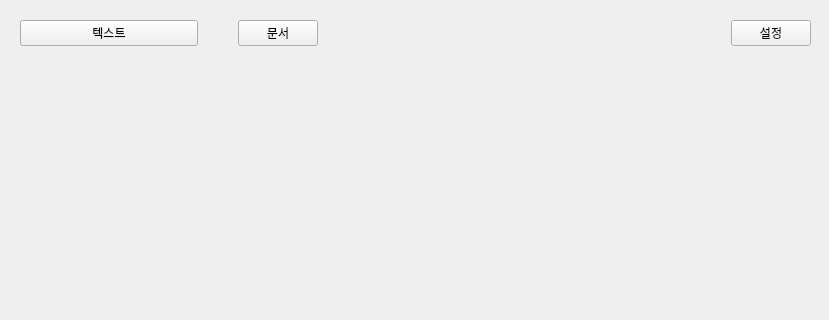
Above: src/Widgets/FinTranslatorMainWidget.ui from KimYubin/SolTranslator before the change; both pictures show x 0 to 829 and y 0 to 320 of the 829 by 530 pixel window. Below: the same form after it.
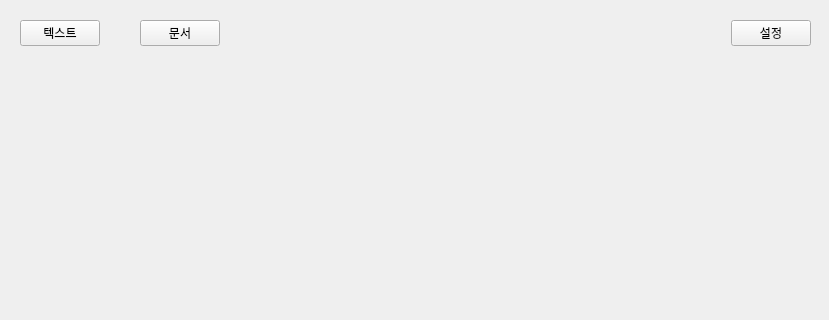
That is the form after the change.

What changed in the file:
```diff
--- a/src/Widgets/FinTranslatorMainWidget.ui
+++ b/src/Widgets/FinTranslatorMainWidget.ui
@@ -45,7 +45,7 @@
      <number>10</number>
     </property>
     <item row="0" column="0">
-     <layout class="QHBoxLayout" name="topMenuLayout">
+     <layout class="QHBoxLayout" name="topMenuLayout" stretch="0,1">
       <property name="spacing">
        <number>0</number>
       </property>
@@ -54,7 +54,7 @@
         <property name="spacing">
          <number>40</number>
         </property>
-        <item>
+        <item alignment="Qt::AlignmentFlag::AlignLeft">
          <widget class="QPushButton" name="textTabButton">
           <property name="text">
            <string>텍스트</string>
```
